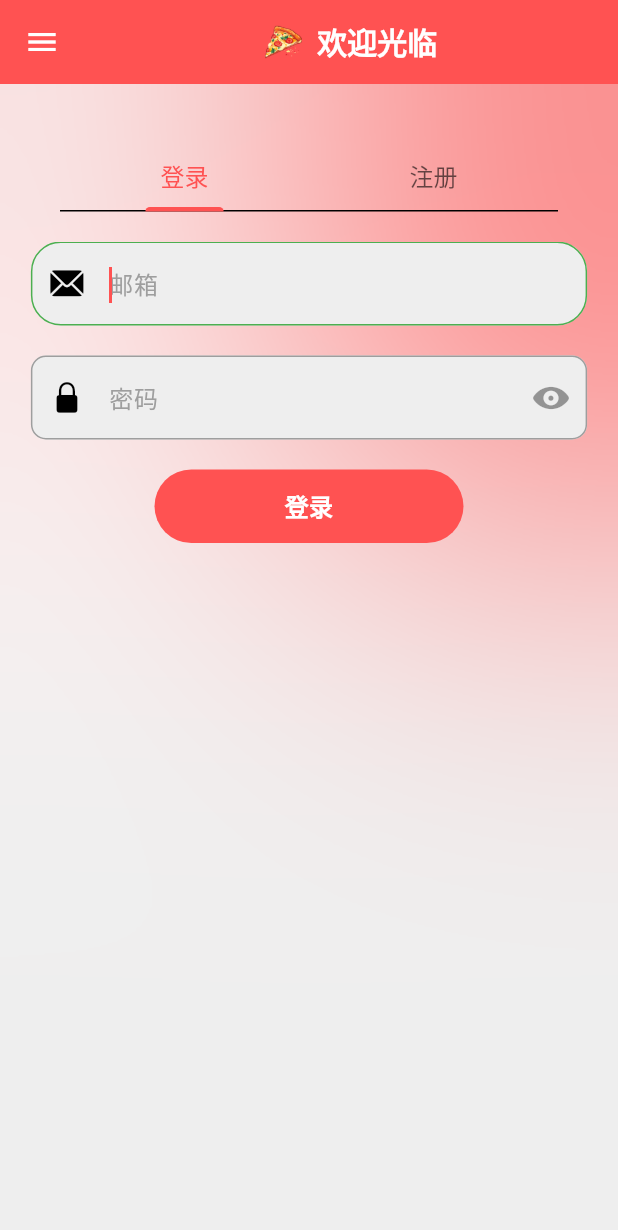
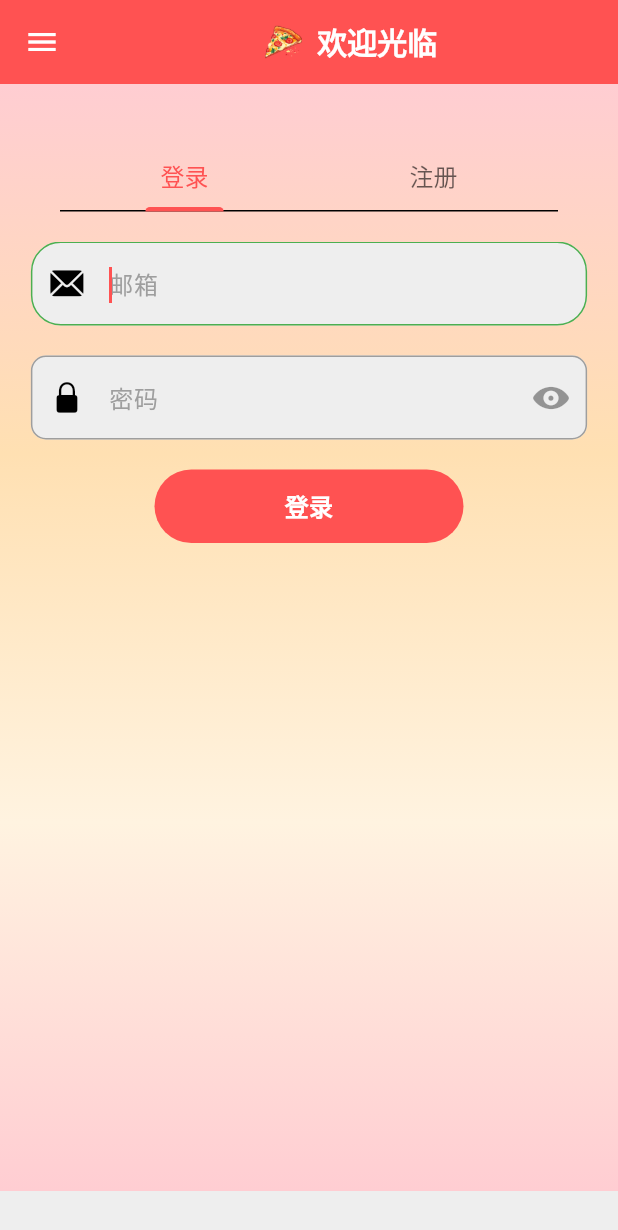
Before and after one commit to Keekuun/hello_flutter_pizza_app, a Flutter app: the screen it shows after launch, on a phone screen of 412 x 824 dp. Shown: the top 1230 px of the screen. Run offline on Flutter 3.47's test engine with Material 3 defaults, Android fonts, the phone set to English and light mode, and no system bars; our stand-ins replace bloc, cloud_firestore, equatable, firebase_auth, firebase_core, flutter_bloc and 2 more; accounts and stored records are empty.

Commit message:
feat: update auth page bg

```diff
--- /dev/null
+++ b/devtools_options.yaml
@@ -0,0 +1 @@
+extensions:
--- a/lib/pages/auth/auth_page.dart
+++ b/lib/pages/auth/auth_page.dart
@@ -74,7 +74,9 @@ class _AuthPageState extends State<AuthPage> with TickerProviderStateMixin {
       body: SingleChildScrollView(
           child: SizedBox(
         width: MediaQuery.of(context).size.width,
-        height: MediaQuery.of(context).size.height,
+        height: MediaQuery.of(context).size.height -
+            AppBar().preferredSize.height -
+            30,
         child: Stack(
           children: [
             const BgColor(),
@@ -143,34 +145,17 @@ class BgColor extends StatelessWidget {
 
   @override
   Widget build(BuildContext context) {
-    return Stack(
-      children: [
-        Align(
-          alignment: const AlignmentDirectional(20, -1.2),
-          child: Container(
-            height: MediaQuery.of(context).size.width,
-            width: MediaQuery.of(context).size.width,
-            decoration: BoxDecoration(
-                shape: BoxShape.circle,
-                color: Theme.of(context).colorScheme.inversePrimary),
-          ),
-        ),
-        Align(
-          alignment: const AlignmentDirectional(2.7, -1.2),
-          child: Container(
-            height: MediaQuery.of(context).size.width / 1.3,
-            width: MediaQuery.of(context).size.width / 1.3,
-            decoration: BoxDecoration(
-              shape: BoxShape.circle,
-              color: Theme.of(context).colorScheme.primary,
-            ),
-          ),
-        ),
-        BackdropFilter(
-          filter: ImageFilter.blur(sigmaX: 150.0, sigmaY: 150.0),
-          child: Container(),
-        ),
-      ],
-    );
+    return Container(
+        decoration: BoxDecoration(
+            gradient: LinearGradient(
+                tileMode: TileMode.decal,
+                begin: Alignment.topCenter, //渐变开始于上面的中间开始
+                end: Alignment.bottomCenter, //渐变结束于下面的中间
+                colors: [
+          Colors.red.shade100,
+          Colors.orange.shade100,
+          Colors.orange.shade50,
+          Colors.red.shade100
+        ])));
   }
 }
--- a/lib/pages/auth/sign_up_page.dart
+++ b/lib/pages/auth/sign_up_page.dart
@@ -24,8 +24,8 @@ class _SignUpPageState extends State<SignUpPage> {
   final pwdAgainController = TextEditingController();
   final nameController = TextEditingController();
 
-  bool pwdVisible = false;
-  bool pwdAgainVisible = false;
+  bool pwdVisible = true;
+  bool pwdAgainVisible = true;
   IconData pwdIcon = CupertinoIcons.eye_fill;
   IconData pwdAgainIcon = CupertinoIcons.eye_fill;
 
```
